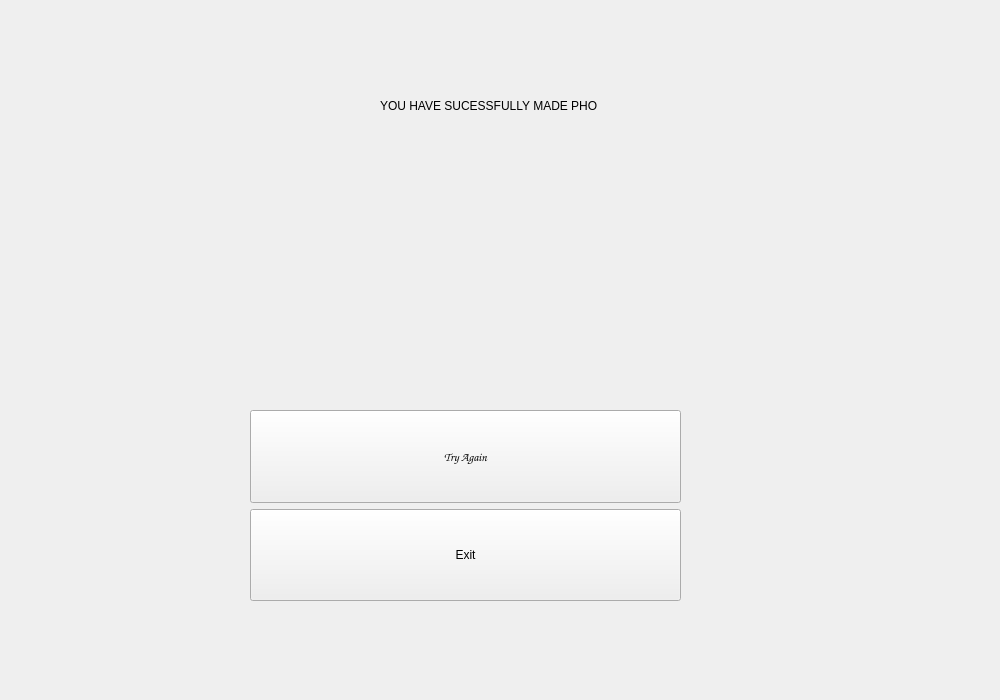
Before: the Qt Designer form s4Complete.ui in ReneeTong/a8-edu-app, drawn with Qt 5.
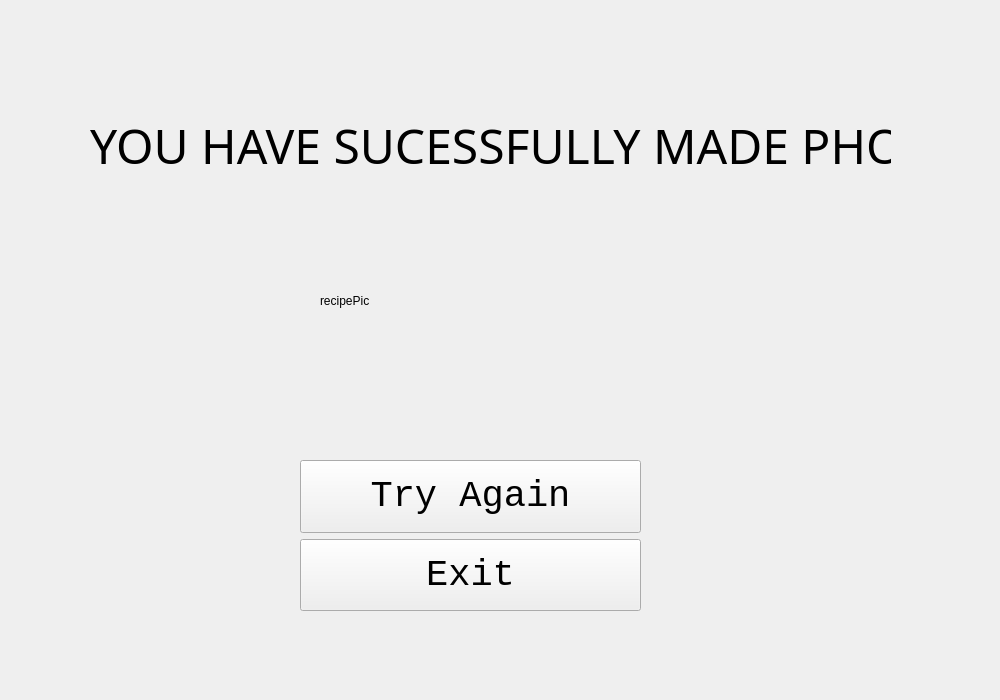
After: the same form once the commit is applied.

Commit message: S2 now sort Recipe based upon its matching Items!

The edit to the form file:
```diff
--- a/s4Complete.ui
+++ b/s4Complete.ui
@@ -16,10 +16,10 @@
   <widget class="QWidget" name="verticalLayoutWidget">
    <property name="geometry">
     <rect>
-     <x>250</x>
-     <y>410</y>
-     <width>431</width>
-     <height>191</height>
+     <x>300</x>
+     <y>460</y>
+     <width>341</width>
+     <height>151</height>
     </rect>
    </property>
    <layout class="QVBoxLayout" name="verticalLayout">
@@ -36,8 +36,9 @@
       </property>
       <property name="font">
        <font>
-        <family>Comic Sans MS</family>
-        <bold>true</bold>
+        <family>Courier New</family>
+        <pointsize>28</pointsize>
+        <bold>false</bold>
        </font>
       </property>
       <property name="text">
@@ -53,6 +54,12 @@
         <verstretch>0</verstretch>
        </sizepolicy>
       </property>
+      <property name="font">
+       <font>
+        <family>Courier New</family>
+        <pointsize>28</pointsize>
+       </font>
+      </property>
       <property name="text">
        <string>Exit</string>
       </property>
@@ -60,15 +67,34 @@
     </item>
    </layout>
   </widget>
+  <widget class="QLabel" name="recipePic">
+   <property name="geometry">
+    <rect>
+     <x>320</x>
+     <y>200</y>
+     <width>281</width>
+     <height>201</height>
+    </rect>
+   </property>
+   <property name="text">
+    <string>recipePic</string>
+   </property>
+  </widget>
   <widget class="QLabel" name="titleLab">
    <property name="geometry">
     <rect>
-     <x>380</x>
-     <y>40</y>
-     <width>371</width>
-     <height>131</height>
+     <x>90</x>
+     <y>110</y>
+     <width>801</width>
+     <height>71</height>
     </rect>
    </property>
+   <property name="font">
+    <font>
+     <family>Segoe Print</family>
+     <pointsize>36</pointsize>
+    </font>
+   </property>
    <property name="text">
     <string>YOU HAVE SUCESSFULLY MADE PHO</string>
    </property>
```
Left out of the diff: 2 changed lines with no effect on the pictures. The commit also changes 7 other files.
